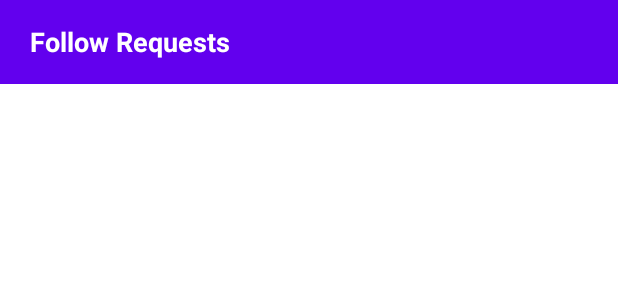
After one commit to kellyyyang/TravelBud, an Android app: the layout fragment_follow_requests.xml on its own in the app's theme, with its tools: preview values and no code run, on a phone screen of 412 x 824 dp. The commit adds this screen. Shown: the top 300 px of the screen. Run offline under Robolectric (Android 15) with nearby library versions, the phone set to English and light mode, and no system bars.

Commit message:
Users can send follow requests.

```diff
--- /dev/null
+++ b/app/src/main/res/layout/fragment_follow_requests.xml
@@ -0,0 +1,34 @@
+<?xml version="1.0" encoding="utf-8"?>
+<androidx.constraintlayout.widget.ConstraintLayout
+    xmlns:android="http://schemas.android.com/apk/res/android"
+    xmlns:app="http://schemas.android.com/apk/res-auto"
+    xmlns:tools="http://schemas.android.com/tools"
+    android:layout_width="match_parent"
+    android:layout_height="match_parent"
+    tools:context=".fragments.FollowRequestsFragment">
+
+    <androidx.appcompat.widget.Toolbar
+        android:id="@+id/tbFollowRequests"
+        android:layout_width="match_parent"
+        android:layout_height="wrap_content"
+        android:background="?attr/colorPrimary"
+        android:minHeight="?attr/actionBarSize"
+        android:theme="?attr/actionBarTheme"
+        app:layout_constraintEnd_toEndOf="parent"
+        app:layout_constraintStart_toStartOf="parent"
+        app:layout_constraintTop_toTopOf="parent" />
+
+    <TextView
+        android:id="@+id/tvFollowRequests"
+        android:layout_width="wrap_content"
+        android:layout_height="wrap_content"
+        android:layout_marginStart="20dp"
+        android:layout_marginTop="15dp"
+        android:text="Follow Requests"
+        android:textColor="#FFFFFF"
+        android:textSize="18sp"
+        android:textStyle="bold"
+        app:layout_constraintStart_toStartOf="parent"
+        app:layout_constraintTop_toTopOf="parent" />
+
+</androidx.constraintlayout.widget.ConstraintLayout>
```
Also changed, not shown: app/src/main/java/com/codepath/travelbud/fragments/FollowRequestsFragment.java (added, +27 -0 lines), app/src/main/java/com/codepath/travelbud/fragments/UserDetailsFragment.java (+50 -5 lines).
